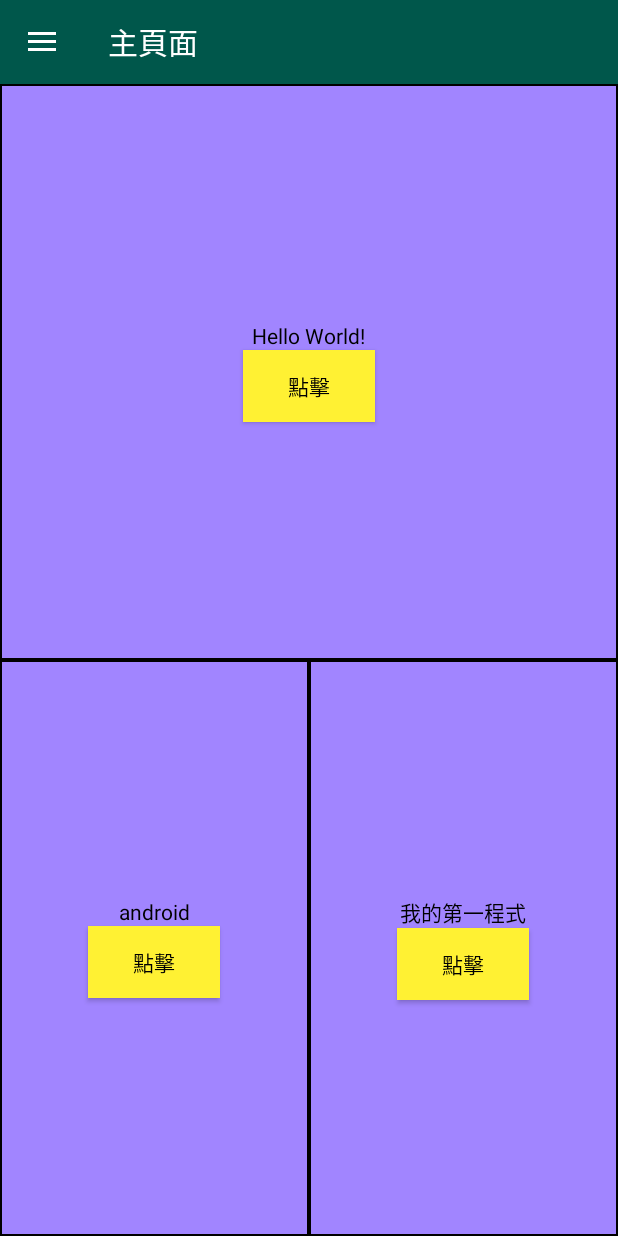
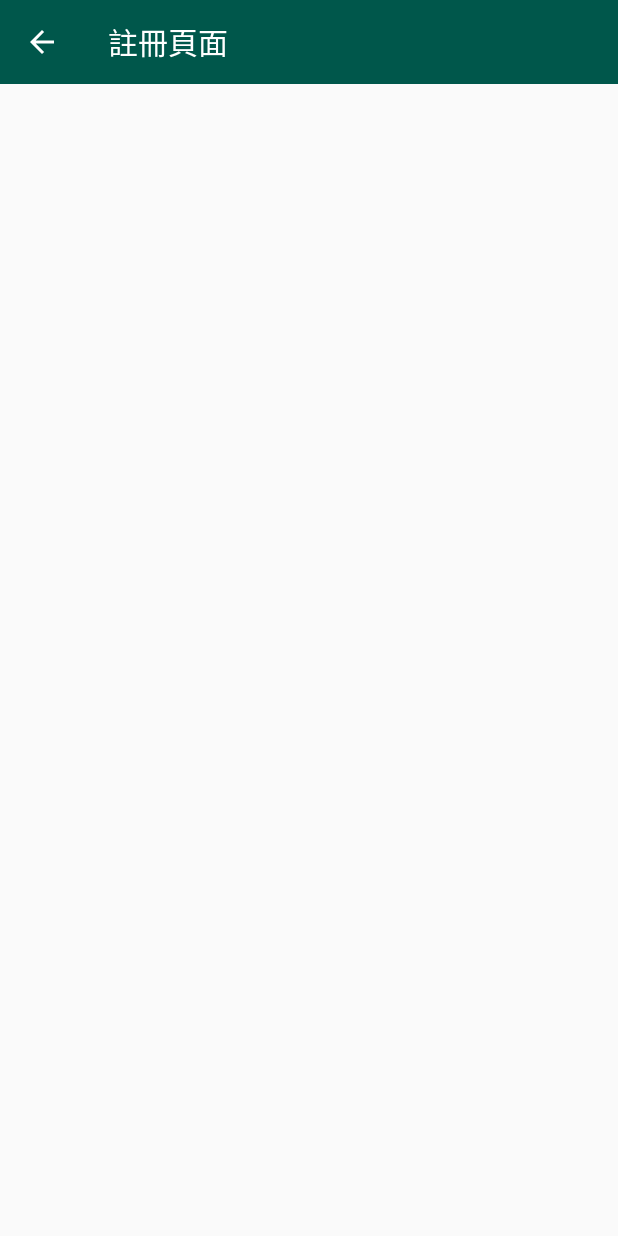
Before and after one commit to kelvinng2017/ExerciseOne, an Android app: the screen it shows after launch (MainActivity before the commit, email_register after it), in the side drawer, after a tap on "註冊", on a phone screen of 412 x 824 dp. Run offline under Robolectric (Android 15) with nearby library versions, the phone set to English and light mode, and no system bars; our stand-ins replace CircleImageView.

Commit message:
增加跳頁的功能

```diff
--- a/app/src/main/AndroidManifest.xml
+++ b/app/src/main/AndroidManifest.xml
@@ -16,6 +16,7 @@
                 <category android:name="android.intent.category.LAUNCHER" />
             </intent-filter>
         </activity>
+        <activity android:name=".email_register"></activity>
     </application>
 
 </manifest>
--- a/app/src/main/java/com/example/kelvinng/exerciseone/MainActivity.java
+++ b/app/src/main/java/com/example/kelvinng/exerciseone/MainActivity.java
@@ -122,6 +122,10 @@ public class MainActivity extends AppCompatActivity implements NavigationView.On
                 break;
             case R.id.email_register:
                 Toast.makeText(MainActivity.this,"你點擊了註冊按鈕",Toast.LENGTH_SHORT).show();
+                Intent i = new Intent(MainActivity.this,email_register.class);
+                i.setFlags(Intent.FLAG_ACTIVITY_CLEAR_TOP);
+                i.addFlags(Intent.FLAG_ACTIVITY_SINGLE_TOP);
+                startActivity(i);
                 break;
             case R.id.setting_account:
                 Toast.makeText(MainActivity.this,"你點擊了會員資料設定按鈕",Toast.LENGTH_SHORT).show();
--- /dev/null
+++ b/app/src/main/java/com/example/kelvinng/exerciseone/email_register.java
@@ -0,0 +1,42 @@
+package com.example.kelvinng.exerciseone;
+
+import android.content.Intent;
+import android.support.v7.app.ActionBar;
+import android.support.v7.app.AppCompatActivity;
+import android.os.Bundle;
+import android.support.v7.widget.Toolbar;
+import android.view.MenuItem;
+
+public class email_register extends AppCompatActivity {
+
+    @Override
+    protected void onCreate(Bundle savedInstanceState) {
+        super.onCreate(savedInstanceState);
+        setContentView(R.layout.activity_email_register);
+
+        Toolbar activity_email_register_toolbar=findViewById(R.id.activity_email_register_toolbar);
+        setSupportActionBar(activity_email_register_toolbar);
+        ActionBar activity_email_register_actionbar=getSupportActionBar();
+        activity_email_register_actionbar.setTitle("註冊頁面");
+        activity_email_register_actionbar.setDisplayHomeAsUpEnabled(true);
+    }
+
+    @Override
+    public boolean onOptionsItemSelected(MenuItem item) {
+        if (item.getItemId() == android.R.id.home) {
+            Intent intent = new Intent(email_register.this,MainActivity.class);
+            intent.setFlags(Intent.FLAG_ACTIVITY_CLEAR_TOP);
+            intent.addFlags(Intent.FLAG_ACTIVITY_SINGLE_TOP);
+            startActivity(intent);
+        }
+        return super.onOptionsItemSelected(item);
+    }
+
+    @Override
+    public void onBackPressed(){
+        Intent intent = new Intent(email_register.this,MainActivity.class);
+        intent.setFlags(Intent.FLAG_ACTIVITY_CLEAR_TOP);
+        intent.addFlags(Intent.FLAG_ACTIVITY_SINGLE_TOP);
+        startActivity(intent);
+    }
+}
--- /dev/null
+++ b/app/src/main/res/layout/activity_email_register.xml
@@ -0,0 +1,20 @@
+<?xml version="1.0" encoding="utf-8"?>
+<RelativeLayout xmlns:android="http://schemas.android.com/apk/res/android"
+    xmlns:app="http://schemas.android.com/apk/res-auto"
+    xmlns:tools="http://schemas.android.com/tools"
+    android:layout_width="match_parent"
+    android:layout_height="match_parent"
+    tools:context=".email_register">
+
+    <include
+        android:id="@+id/activity_email_register_toolbar"
+        layout="@layout/app_bar_layout"/>
+
+    <LinearLayout
+        android:layout_width="match_parent"
+        android:layout_height="match_parent"
+        android:layout_below="@+id/activity_email_register_toolbar">
+
+    </LinearLayout>
+
+</RelativeLayout>
```
